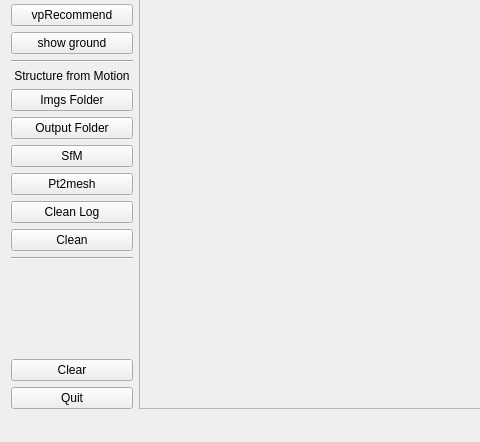
h005/vpRecommendation, file mainwindow.ui: the form before one commit; both pictures show x 0 to 480 and y 204 to 646 of the 1224 by 646 pixel window.
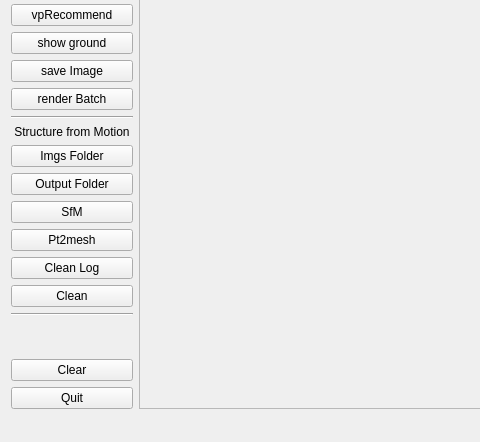
The form after the commit.

Commit message: 修改了对应的窗口布局

```diff
--- a/mainwindow.ui
+++ b/mainwindow.ui
@@ -95,6 +95,20 @@
         </property>
        </widget>
       </item>
+      <item>
+       <widget class="QPushButton" name="saveImage">
+        <property name="text">
+         <string>save Image</string>
+        </property>
+       </widget>
+      </item>
+      <item>
+       <widget class="QPushButton" name="renderBatch">
+        <property name="text">
+         <string>render Batch</string>
+        </property>
+       </widget>
+      </item>
       <item>
        <widget class="Line" name="line_3">
         <property name="orientation">
```
